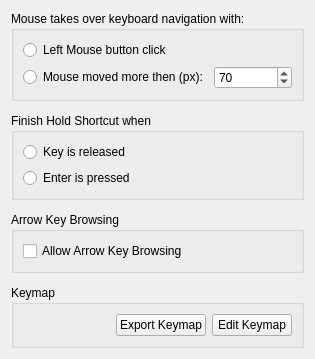
Before: the Qt Designer form src/traverso/dialogs/settings/KeyboardConfigPage.ui in GitMirroring/traverso, drawn with Qt 5.
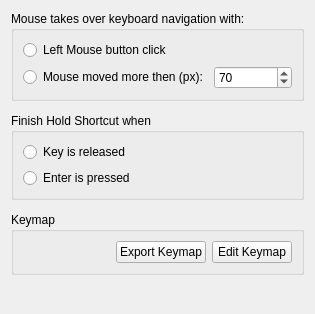
After: the same form once the commit is applied.

Commit message: Remove unneeded allowArrowKeyBrowsing setting.  Add comments about less obvious fixes/workarounds. Fix a first-start crash. Remove one unneeded fix.

The edit to the form file:
```diff
--- a/src/traverso/dialogs/settings/KeyboardConfigPage.ui
+++ b/src/traverso/dialogs/settings/KeyboardConfigPage.ui
@@ -90,22 +90,6 @@
      </layout>
     </widget>
    </item>
-     <item>
-        <widget class="QGroupBox" name="arrowKeyBrowsingGroupBox">
-         <property name="title">
-            <string>Arrow Key Browsing</string>
-         </property>
-         <layout class="QVBoxLayout" name="arrowKeyBrowsingLayout">
-            <item>
-             <widget class="QCheckBox" name="allowArrowKeyBrowsingCheckBox">
-                <property name="text">
-                 <string>Allow Arrow Key Browsing</string>
-                </property>
-             </widget>
-            </item>
-         </layout>
-        </widget>
-     </item>
    <item>
     <widget class="QGroupBox" name="groupBox_2">
      <property name="title">
```
The commit also changes 8 other files.
